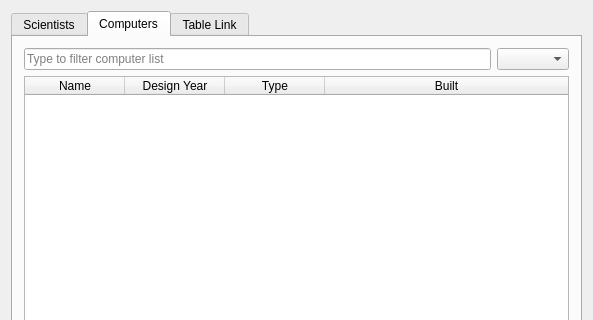
The window that mainwindow.ui (marin16/Skil3) describes before a commit, drawn with Qt 5; both pictures show x 0 to 593 and y 0 to 320 of the 593 by 612 pixel window.
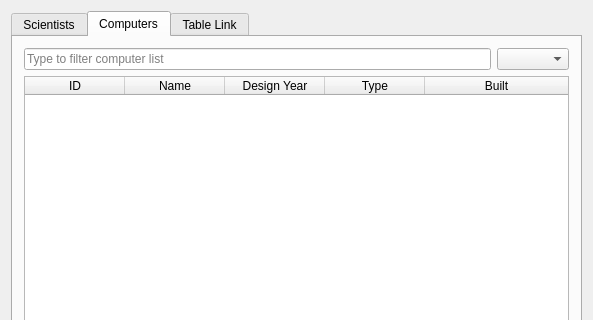
The same window after the commit.

Commit message: added ID to tableComputer and tableScientist

Diff of the .ui file:
```diff
--- a/mainwindow.ui
+++ b/mainwindow.ui
@@ -252,6 +252,11 @@
           <attribute name="horizontalHeaderStretchLastSection">
            <bool>true</bool>
           </attribute>
+          <column>
+           <property name="text">
+            <string>ID</string>
+           </property>
+          </column>
           <column>
            <property name="text">
             <string>Name</string>
```
Left out of the diff: 5 changed lines with no effect on the pictures. The commit also changes 2 other files.
